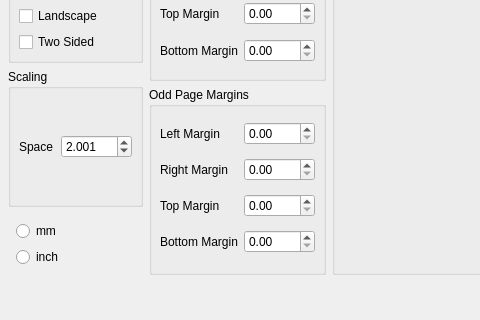
musescore/musescore-old, file mscore/mscore/pagesettings.ui: the form before one commit; both pictures show x 0 to 480 and y 116 to 436 of the 777 by 436 pixel window.
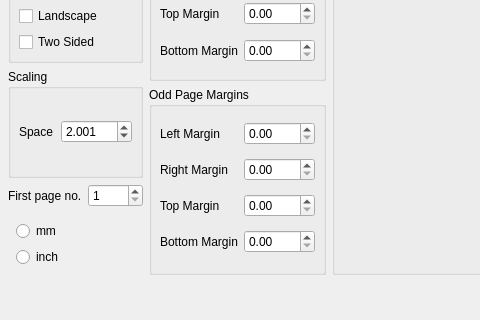
The form after the commit.

```diff
--- a/mscore/mscore/pagesettings.ui
+++ b/mscore/mscore/pagesettings.ui
@@ -222,8 +222,35 @@
       </widget>
      </item>
      <item>
-      <layout class="QVBoxLayout" >
-       <property name="spacing" >
+      <layout class="QHBoxLayout" name="horizontalLayout_2">
+       <item>
+        <widget class="QLabel" name="label_12">
+         <property name="text">
+          <string>First page no.</string>
+         </property>
+         <property name="textFormat">
+          <enum>Qt::PlainText</enum>
+         </property>
+         <property name="buddy">
+          <cstring>pageOffsetEntry</cstring>
+         </property>
+        </widget>
+       </item>
+       <item>
+        <widget class="QSpinBox" name="pageOffsetEntry">
+         <property name="minimum">
+          <number>1</number>
+         </property>
+         <property name="maximum">
+          <number>999</number>
+         </property>
+        </widget>
+       </item>
+      </layout>
+     </item>
+     <item>
+      <layout class="QVBoxLayout">
+       <property name="spacing">
         <number>6</number>
        </property>
        <property name="margin" >
```
Left out of the diff: 363 changed lines with no effect on the pictures.
